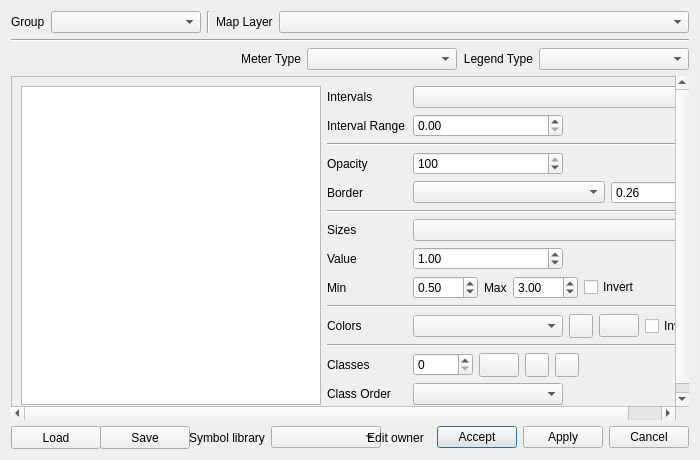
qgisred/QGISRed, file ui/project/qgisred_legends_dialog.ui: the form before one commit.
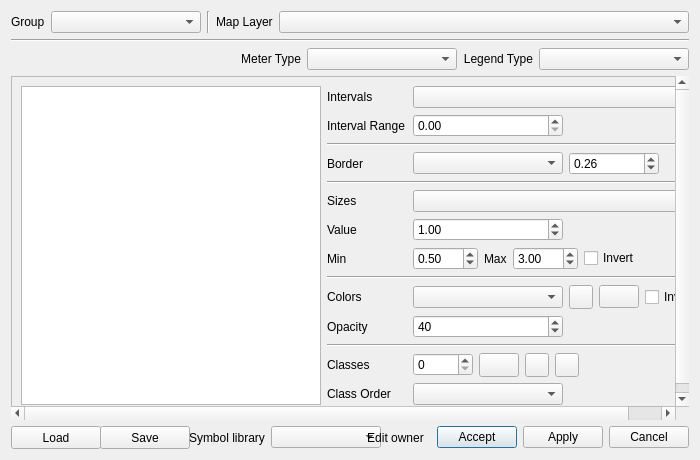
The form after the commit. Icons and pictures are not drawn. Custom widgets are drawn as their Qt base class.

Commit message: [Legends] Polygon controls order and 40 % opacity

Patch:
```diff
--- a/ui/project/qgisred_legends_dialog.ui
+++ b/ui/project/qgisred_legends_dialog.ui
@@ -543,14 +543,14 @@
                <item row="11" column="1">
                 <layout class="QHBoxLayout" name="palletesHorizontalLayout"/>
                </item>
-               <item row="5" column="0" colspan="2">
+               <item row="4" column="0" colspan="2">
                 <widget class="Line" name="line_8">
                  <property name="orientation">
                   <enum>Qt::Horizontal</enum>
                  </property>
                 </widget>
                </item>
-               <item row="3" column="0">
+               <item row="12" column="0">
                 <widget class="QLabel" name="labelFillOpacity">
                  <property name="text">
                   <string>Opacity</string>
@@ -560,7 +560,7 @@
                  </property>
                 </widget>
                </item>
-               <item row="3" column="1">
+               <item row="12" column="1">
                 <widget class="QSpinBox" name="spinFillOpacity">
                  <property name="minimumSize">
                   <size>
@@ -581,11 +581,11 @@
                   <number>10</number>
                  </property>
                  <property name="value">
-                  <number>100</number>
+                  <number>40</number>
                  </property>
                 </widget>
                </item>
-               <item row="4" column="0">
+               <item row="3" column="0">
                 <widget class="QLabel" name="labelBorder">
                  <property name="text">
                   <string>Border</string>
@@ -595,7 +595,7 @@
                  </property>
                 </widget>
                </item>
-               <item row="4" column="1">
+               <item row="3" column="1">
                 <layout class="QHBoxLayout" name="borderControlsLayout">
                  <property name="spacing">
                   <number>6</number>
@@ -603,8 +603,8 @@
                  <item>
                   <widget class="QComboBox" name="cbBorder">
                    <property name="sizePolicy">
-                    <sizepolicy hsizetype="Expanding" vsizetype="Fixed">
-                     <horstretch>1</horstretch>
+                    <sizepolicy hsizetype="Fixed" vsizetype="Fixed">
+                     <horstretch>0</horstretch>
                      <verstretch>0</verstretch>
                     </sizepolicy>
                    </property>
@@ -614,6 +614,9 @@
                      <height>0</height>
                     </size>
                    </property>
+                   <property name="sizeAdjustPolicy">
+                    <enum>QComboBox::AdjustToContents</enum>
+                   </property>
                   </widget>
                  </item>
                  <item>
@@ -635,16 +638,29 @@
                    </property>
                   </widget>
                  </item>
+                 <item>
+                  <spacer name="borderControlsSpacer">
+                   <property name="orientation">
+                    <enum>Qt::Horizontal</enum>
+                   </property>
+                   <property name="sizeHint" stdset="0">
+                    <size>
+                     <width>0</width>
+                     <height>0</height>
+                    </size>
+                   </property>
+                  </spacer>
+                 </item>
                 </layout>
                </item>
-               <item row="12" column="0" colspan="2">
+               <item row="13" column="0" colspan="2">
                 <widget class="Line" name="line_7">
                  <property name="orientation">
                   <enum>Qt::Horizontal</enum>
                  </property>
                 </widget>
                </item>
-               <item row="13" column="0">
+               <item row="14" column="0">
                 <widget class="QLabel" name="labelClass">
                  <property name="text">
                   <string>Classes</string>
@@ -654,7 +670,7 @@
                  </property>
                 </widget>
                </item>
-               <item row="13" column="1">
+               <item row="14" column="1">
                 <layout class="QHBoxLayout" name="classControlsLayout">
                  <property name="spacing">
                   <number>6</number>
@@ -729,7 +745,7 @@
                  </item>
                 </layout>
                </item>
-               <item row="14" column="0">
+               <item row="15" column="0">
                 <widget class="QLabel" name="labelClassOrder">
                  <property name="text">
                   <string>Class Order</string>
@@ -739,7 +755,7 @@
                  </property>
                 </widget>
                </item>
-               <item row="14" column="1">
+               <item row="15" column="1">
                 <widget class="QComboBox" name="cbClassOrder">
                  <property name="minimumSize">
                   <size>
```
The commit also changes 3 other files.
